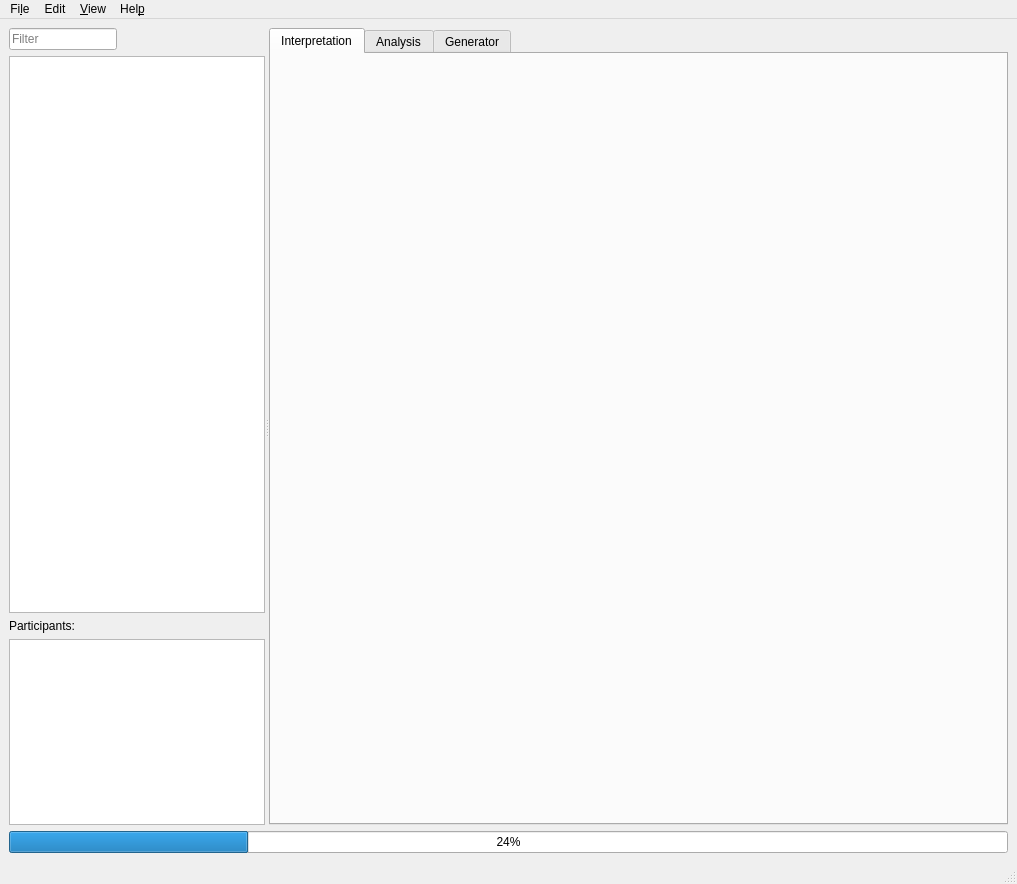
jopohl/urh, file ui/main.ui: the form before one commit.
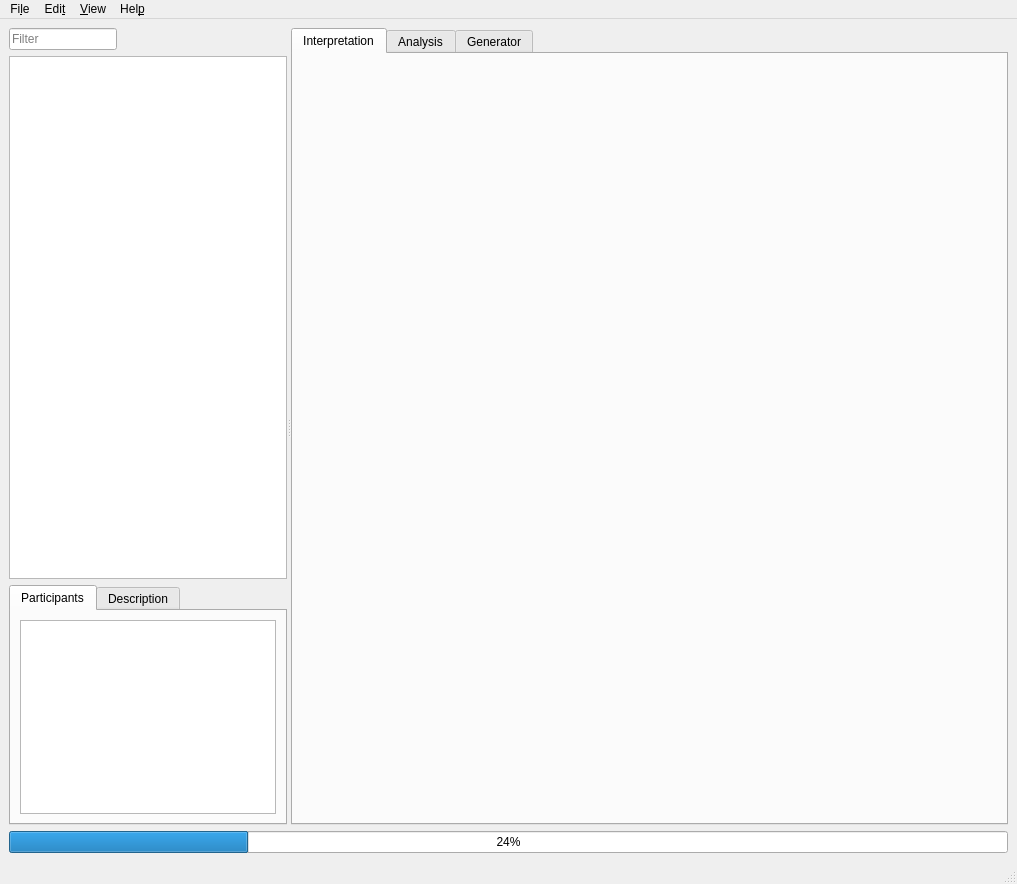
The form after the commit. Icons and pictures are not drawn. Custom widgets are drawn as their Qt base class.

```diff
--- a/ui/main.ui
+++ b/ui/main.ui
@@ -34,7 +34,7 @@
        <bool>true</bool>
       </property>
       <widget class="QWidget" name="layoutWidget">
-       <layout class="QVBoxLayout" name="verticalLayout_3" stretch="0,3,0,1">
+       <layout class="QVBoxLayout" name="verticalLayout_3" stretch="0,3,0">
         <item>
          <widget class="QLineEdit" name="lnEdtTreeFilter">
           <property name="sizePolicy">
@@ -95,15 +95,40 @@
          </widget>
         </item>
         <item>
-         <widget class="QLabel" name="label">
-          <property name="text">
-           <string>Participants:</string>
+         <widget class="QTabWidget" name="tabWidget_Project">
+          <property name="sizePolicy">
+           <sizepolicy hsizetype="Expanding" vsizetype="Preferred">
+            <horstretch>0</horstretch>
+            <verstretch>0</verstretch>
+           </sizepolicy>
           </property>
+          <property name="currentIndex">
+           <number>0</number>
+          </property>
+          <widget class="QWidget" name="tabParticipants">
+           <attribute name="title">
+            <string>Participants</string>
+           </attribute>
+           <layout class="QHBoxLayout" name="horizontalLayout">
+            <item>
+             <widget class="QListView" name="listViewParticipants"/>
+            </item>
+           </layout>
+           <zorder>listViewParticipants</zorder>
+           <zorder>listViewParticipants</zorder>
+          </widget>
+          <widget class="QWidget" name="tabDescription">
+           <attribute name="title">
+            <string>Description</string>
+           </attribute>
+           <layout class="QHBoxLayout" name="horizontalLayout_2">
+            <item>
+             <widget class="QTextEdit" name="textEditProjectDescription"/>
+            </item>
+           </layout>
+          </widget>
          </widget>
         </item>
-        <item>
-         <widget class="QListView" name="listViewParticipants"/>
-        </item>
        </layout>
       </widget>
       <widget class="QTabWidget" name="tabWidget">
@@ -152,7 +177,7 @@
      <x>0</x>
      <y>0</y>
      <width>1017</width>
-     <height>21</height>
+     <height>19</height>
     </rect>
    </property>
    <widget class="QMenu" name="menuFile">
@@ -185,7 +210,7 @@
    </widget>
    <widget class="QMenu" name="menuEdit">
     <property name="title">
-     <string>Edit</string>
+     <string>Edi&amp;t</string>
     </property>
     <addaction name="actionMinimize_all"/>
     <addaction name="actionMaximize_all"/>
```
Left out of the diff: 27 changed lines with no effect on the pictures.
